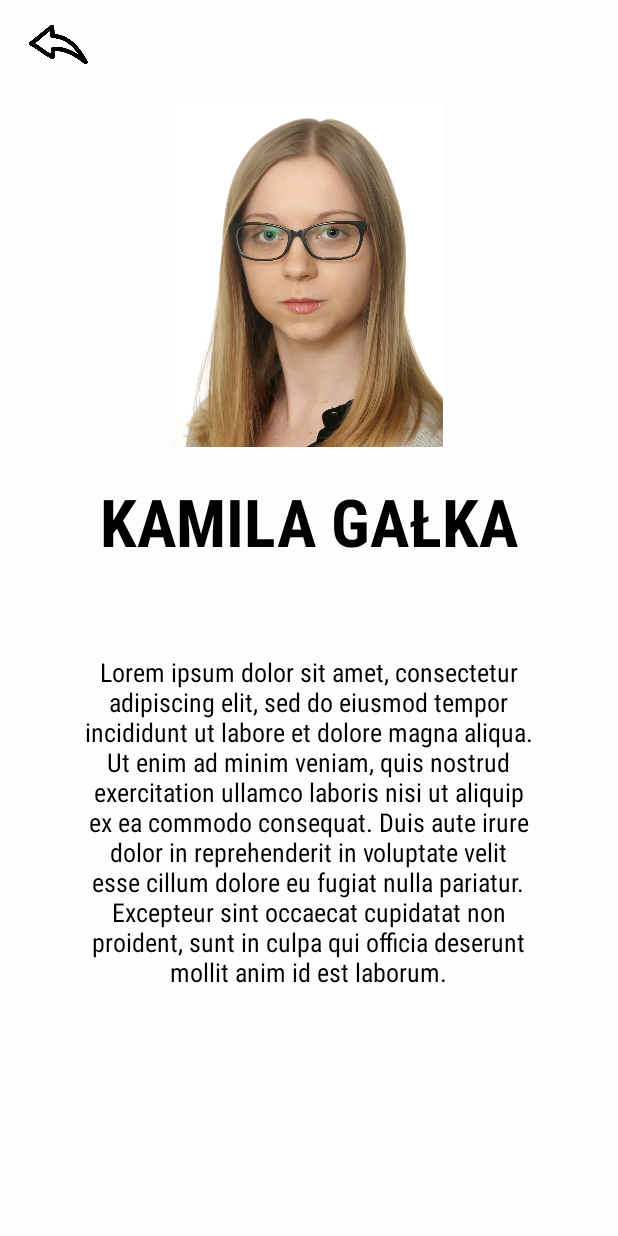
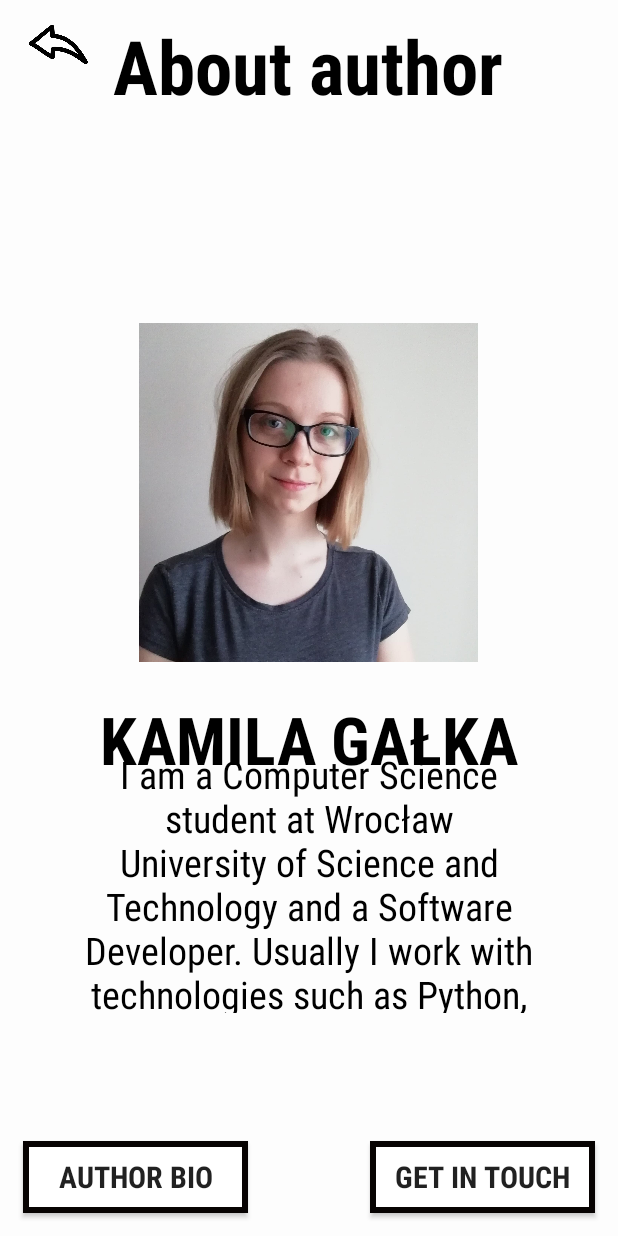
Before and after one commit to kamilagalka/EasyNotes, an Android app: the AboutAuthor screen opened directly, with no data from a screen before it, on a phone screen of 412 x 824 dp. Run offline under Robolectric (Android 15) with nearby library versions, the phone set to English and light mode, and no system bars.

Commit message:
working on fragments

```diff
--- a/app/build.gradle
+++ b/app/build.gradle
@@ -28,6 +28,7 @@ dependencies {
     implementation 'androidx.constraintlayout:constraintlayout:2.0.4'
     implementation 'com.google.android.material:material:1.2.1'
     implementation 'androidx.recyclerview:recyclerview:1.1.0'
+    implementation 'androidx.legacy:legacy-support-v4:1.0.0'
     testImplementation 'junit:junit:4.12'
     androidTestImplementation 'androidx.test.ext:junit:1.1.2'
     androidTestImplementation 'androidx.test.espresso:espresso-core:3.3.0'
--- a/app/src/main/AndroidManifest.xml
+++ b/app/src/main/AndroidManifest.xml
@@ -9,7 +9,7 @@
         android:roundIcon="@drawable/icon"
         android:supportsRtl="true"
         android:theme="@style/AppTheme">
-        <activity android:name=".SaveDiscardActivity"></activity>
+        <activity android:name=".SaveDiscardActivity" />
         <activity android:name=".AddNote" />
         <activity android:name=".EditNote" />
         <activity android:name=".MyNotes" />
--- a/app/src/main/java/com/example/easynotes/AboutAuthor.java
+++ b/app/src/main/java/com/example/easynotes/AboutAuthor.java
@@ -13,10 +13,29 @@ public class AboutAuthor extends AppCompatActivity {
     protected void onCreate(Bundle savedInstanceState) {
         super.onCreate(savedInstanceState);
         setContentView(R.layout.activity_about_author);
+
+        getSupportFragmentManager().beginTransaction()
+                .setReorderingAllowed(true)
+                .replace(R.id.about_author_fragment, new AuthorBio())
+                .commit();
     }
 
     public void goBack(View view) {
         Log.d(LOG_TAG, "Button 'GO BACK' clicked!");
         finish();
     }
+
+    public void showAuthorBio(View view) {
+        getSupportFragmentManager().beginTransaction()
+                .setReorderingAllowed(true)
+                .replace(R.id.about_author_fragment, new AuthorBio())
+                .commit();
+    }
+
+    public void showGetInTouch(View view) {
+        getSupportFragmentManager().beginTransaction()
+                .setReorderingAllowed(true)
+                .replace(R.id.about_author_fragment, new AuthorGetInTouch())
+                .commit();
+    }
 }
--- /dev/null
+++ b/app/src/main/java/com/example/easynotes/AuthorBio.java
@@ -0,0 +1,64 @@
+package com.example.easynotes;
+
+import android.os.Bundle;
+
+import androidx.fragment.app.Fragment;
+
+import android.view.LayoutInflater;
+import android.view.View;
+import android.view.ViewGroup;
+
+/**
+ * A simple {@link Fragment} subclass.
+ * Use the {@link AuthorBio#newInstance} factory method to
+ * create an instance of this fragment.
+ */
+public class AuthorBio extends Fragment {
+
+    // TODO: Rename parameter arguments, choose names that match
+    // the fragment initialization parameters, e.g. ARG_ITEM_NUMBER
+    private static final String ARG_PARAM1 = "param1";
+    private static final String ARG_PARAM2 = "param2";
+
+    // TODO: Rename and change types of parameters
+    private String mParam1;
+    private String mParam2;
+
+    public AuthorBio() {
+        // Required empty public constructor
+    }
+
+    /**
+     * Use this factory method to create a new instance of
+     * this fragment using the provided parameters.
+     *
+     * @param param1 Parameter 1.
+     * @param param2 Parameter 2.
+     * @return A new instance of fragment AuthorBio.
+     */
+    // TODO: Rename and change types and number of parameters
+    public static AuthorBio newInstance(String param1, String param2) {
+        AuthorBio fragment = new AuthorBio();
+        Bundle args = new Bundle();
+        args.putString(ARG_PARAM1, param1);
+        args.putString(ARG_PARAM2, param2);
+        fragment.setArguments(args);
+        return fragment;
+    }
+
+    @Override
+    public void onCreate(Bundle savedInstanceState) {
+        super.onCreate(savedInstanceState);
+        if (getArguments() != null) {
+            mParam1 = getArguments().getString(ARG_PARAM1);
+            mParam2 = getArguments().getString(ARG_PARAM2);
+        }
+    }
+
+    @Override
+    public View onCreateView(LayoutInflater inflater, ViewGroup container,
+                             Bundle savedInstanceState) {
+        // Inflate the layout for this fragment
+        return inflater.inflate(R.layout.fragment_author_bio, container, false);
+    }
+}
--- a/app/src/main/res/layout/activity_about_author.xml
+++ b/app/src/main/res/layout/activity_about_author.xml
@@ -8,7 +8,7 @@
     tools:context=".AboutAuthor">
 
     <ImageButton
-        android:id="@+id/help_button"
+        android:id="@+id/go_back_btn"
         android:layout_width="78dp"
         android:layout_height="59dp"
         android:adjustViewBounds="true"
@@ -18,51 +18,70 @@
         app:layout_constraintTop_toTopOf="parent"
         app:srcCompat="@drawable/go_back_arrow" />
 
-
-    <ImageView
-        android:id="@+id/myImageView"
-        android:layout_width="226dp"
-        android:layout_height="230dp"
-        android:layout_marginTop="68dp"
-        android:visibility="visible"
+    <TextView
+        android:id="@+id/about_author_heading"
+        android:layout_width="wrap_content"
+        android:layout_height="wrap_content"
+        android:layout_marginTop="10dp"
+        android:fontFamily="sans-serif-condensed"
+        android:text="@string/about_author"
+        android:textColor="@color/colorPrimary"
+        android:textSize="50sp"
+        android:textStyle="bold"
         app:layout_constraintEnd_toEndOf="parent"
         app:layout_constraintHorizontal_bias="0.497"
         app:layout_constraintStart_toStartOf="parent"
-        app:layout_constraintTop_toTopOf="parent"
-        app:srcCompat="@drawable/author_photo"
-        tools:srcCompat="@drawable/author_photo"
-        tools:visibility="visible" />
+        app:layout_constraintTop_toTopOf="parent" />
 
-    <TextView
-        android:id="@+id/author_name"
-        android:layout_width="wrap_content"
-        android:layout_height="wrap_content"
-        android:layout_marginTop="20dp"
-        android:fontFamily="sans-serif-condensed"
-        android:text="@string/author_name"
-        android:textAllCaps="true"
-        android:textColor="@color/colorPrimary"
-        android:textSize="44sp"
-        android:textStyle="bold"
+    <FrameLayout
+        android:id="@+id/about_author_fragment"
+        android:layout_width="match_parent"
+        android:layout_height="530dp"
+        android:layout_marginStart="25dp"
+        android:layout_marginTop="25dp"
+        android:layout_marginEnd="25dp"
+        android:layout_marginBottom="25dp"
+        app:layout_constraintBottom_toTopOf="@id/author_bio_btn"
         app:layout_constraintEnd_toEndOf="parent"
         app:layout_constraintStart_toStartOf="parent"
-        app:layout_constraintTop_toBottomOf="@+id/myImageView" />
+        app:layout_constraintTop_toBottomOf="@+id/go_back_btn"/>
 
-    <TextView
-        android:id="@+id/about_author"
-        android:layout_width="300dp"
-        android:layout_height="263dp"
+    <Button
+        android:id="@+id/author_bio_btn"
+        android:layout_width="150dp"
+        android:layout_height="wrap_content"
+        android:background="@drawable/default_border"
         android:fontFamily="sans-serif-condensed"
-        android:gravity="center"
-        android:text="@string/about_author"
-        android:textColor="@color/colorPrimary"
-        android:textSize="17sp"
+        android:onClick="showAuthorBio"
+        android:text="@string/author_bio"
+        android:textAllCaps="true"
+        android:textSize="20sp"
+        android:textStyle="bold"
+        android:layout_marginBottom="15dp"
+        android:layout_marginLeft="15dp"
+        android:layout_marginStart="15dp"
         app:layout_constraintBottom_toBottomOf="parent"
-        app:layout_constraintEnd_toEndOf="parent"
-        app:layout_constraintHorizontal_bias="0.495"
         app:layout_constraintStart_toStartOf="parent"
-        app:layout_constraintTop_toBottomOf="@+id/author_name"
-        app:layout_constraintVertical_bias="0.217" />
+ />
+
+    <Button
+        android:id="@+id/settings_button_other"
+        android:layout_width="150dp"
+        android:layout_height="wrap_content"
+        android:background="@drawable/default_border"
+        android:fontFamily="sans-serif-condensed"
+        android:onClick="showGetInTouch"
+        android:text="@string/get_in_touch"
+        android:textAllCaps="true"
+        android:textSize="20sp"
+        android:textStyle="bold"
+        android:layout_marginBottom="15dp"
+        android:layout_marginRight="15dp"
+        android:layout_marginEnd="15dp"
+        app:layout_constraintBottom_toBottomOf="parent"
+        app:layout_constraintEnd_toEndOf="parent"/>
+
+
 
 
 </androidx.constraintlayout.widget.ConstraintLayout>
--- a/app/src/main/res/layout/activity_main.xml
+++ b/app/src/main/res/layout/activity_main.xml
@@ -32,7 +32,7 @@
         app:layout_constraintVertical_bias="0.656" />
 
     <Button
-        android:id="@+id/about_author_button"
+        android:id="@+id/author_bio_btn"
         android:layout_width="wrap_content"
         android:layout_height="wrap_content"
         android:background="@drawable/default_border"
@@ -41,7 +41,7 @@
         android:paddingLeft="15dp"
         android:paddingEnd="15dp"
         android:paddingRight="15dp"
-        android:text="@string/about_author_button_text"
+        android:text="@string/about_author"
         android:textAllCaps="true"
         android:textSize="18sp"
         android:textStyle="bold"
--- /dev/null
+++ b/app/src/main/res/layout/fragment_author_bio.xml
@@ -0,0 +1,55 @@
+<?xml version="1.0" encoding="utf-8"?>
+<androidx.constraintlayout.widget.ConstraintLayout xmlns:android="http://schemas.android.com/apk/res/android"
+    xmlns:app="http://schemas.android.com/apk/res-auto"
+    xmlns:tools="http://schemas.android.com/tools"
+    android:layout_width="match_parent"
+    android:layout_height="match_parent"
+    tools:context=".AuthorBio">
+
+
+    <ImageView
+        android:id="@+id/myImageView"
+        android:layout_width="226dp"
+        android:layout_height="230dp"
+        android:layout_marginTop="68dp"
+        android:visibility="visible"
+        app:layout_constraintEnd_toEndOf="parent"
+        app:layout_constraintHorizontal_bias="0.497"
+        app:layout_constraintStart_toStartOf="parent"
+        app:layout_constraintTop_toTopOf="parent"
+        app:srcCompat="@drawable/author_photo"
+        tools:srcCompat="@drawable/author_photo"
+        tools:visibility="visible" />
+
+    <TextView
+        android:id="@+id/author_name"
+        android:layout_width="wrap_content"
+        android:layout_height="wrap_content"
+        android:layout_marginTop="20dp"
+        android:fontFamily="sans-serif-condensed"
+        android:text="@string/author_name"
+        android:textAllCaps="true"
+        android:textColor="@color/colorPrimary"
+        android:textSize="44sp"
+        android:textStyle="bold"
+        app:layout_constraintEnd_toEndOf="parent"
+        app:layout_constraintStart_toStartOf="parent"
+        app:layout_constraintTop_toBottomOf="@+id/myImageView" />
+
+    <TextView
+        android:id="@+id/about_author"
+        android:layout_width="300dp"
+        android:layout_height="263dp"
+        android:fontFamily="sans-serif-condensed"
+        android:gravity="center"
+        android:text="@string/about_author_bio"
+        android:textColor="@color/colorPrimary"
+        android:textSize="25sp"
+        app:layout_constraintBottom_toBottomOf="parent"
+        app:layout_constraintEnd_toEndOf="parent"
+        app:layout_constraintHorizontal_bias="0.495"
+        app:layout_constraintStart_toStartOf="parent"
+        app:layout_constraintTop_toBottomOf="@+id/author_name"
+        app:layout_constraintVertical_bias="0.217" />
+
+</androidx.constraintlayout.widget.ConstraintLayout>
--- a/app/src/main/res/values/strings.xml
+++ b/app/src/main/res/values/strings.xml
@@ -1,9 +1,8 @@
 <resources>
     <string name="app_name">EasyNotes</string>
     <string name="start_button_text">Let\'s go!</string>
-    <string name="about_author_button_text">About author</string>
     <string name="author_name">Kamila Gałka</string>
-    <string name="about_author">Lorem ipsum dolor sit amet, consectetur adipiscing elit, sed do eiusmod tempor incididunt ut labore et dolore magna aliqua. Ut enim ad minim veniam, quis nostrud exercitation ullamco laboris nisi ut aliquip ex ea commodo consequat. Duis aute irure dolor in reprehenderit in voluptate velit esse cillum dolore eu fugiat nulla pariatur. Excepteur sint occaecat cupidatat non proident, sunt in culpa qui officia deserunt mollit anim id est laborum.</string>
+    <string name="about_author_bio">I am a Computer Science student at Wrocław University of Science and Technology and a Software Developer. Usually I work with technologies such as Python, Docker and Airflow. Simple Notes is my first serious Android app.</string>
     <string name="made_by_info">Made by\nKamila Gałka</string>
     <string name="my_notes_heading">My notes</string>
     <string name="add">Add</string>
@@ -14,4 +13,9 @@
     <string name="discard">DISCARD</string>
     <string name="note_name">Note name</string>
     <string name="note_content">Note content</string>
+    <!-- TODO: Remove or change this placeholder text -->
+    <string name="hello_blank_fragment">Hello blank fragment</string>
+    <string name="get_in_touch">Get in touch</string>
+    <string name="author_bio">Author bio</string>
+    <string name="about_author">About author</string>
 </resources>
```
Also changed, not shown: app/src/main/java/com/example/easynotes/AuthorGetInTouch.java (added, +70 -0 lines), app/src/main/res/layout/fragment_author_get_in_touch.xml (added, +38 -0 lines), app/src/main/res/drawable-v24/author_photo.jpg, app/src/main/res/drawable-v24/gh_logo.png (added), app/src/main/res/drawable-v24/linkedin_logo.png (added).
